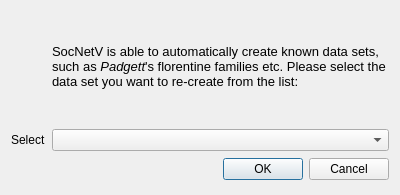
socnetv/app, file src/forms/datasetselectdialog.ui: the form before one commit.
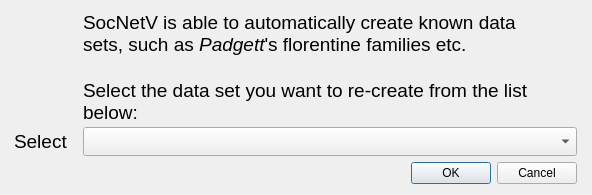
The form after the commit. Icons and pictures are not drawn.

Commit message: still crashing on change all links colors when N > 300 - Also, improved datasetselectdialog.ui in Mac OS

Diff of the .ui file:
```diff
--- a/src/forms/datasetselectdialog.ui
+++ b/src/forms/datasetselectdialog.ui
@@ -9,13 +9,13 @@
    <rect>
     <x>0</x>
     <y>0</y>
-    <width>400</width>
+    <width>592</width>
     <height>195</height>
    </rect>
   </property>
   <property name="maximumSize">
    <size>
-    <width>400</width>
+    <width>600</width>
     <height>195</height>
    </size>
   </property>
@@ -23,11 +23,11 @@
    <string>Select Data Set</string>
   </property>
   <layout class="QGridLayout" name="gridLayout">
-   <item row="0" column="0" alignment="Qt::AlignTop">
+   <item row="0" column="0">
     <widget class="QLabel" name="description_image">
      <property name="minimumSize">
       <size>
-       <width>32</width>
+       <width>60</width>
        <height>70</height>
       </size>
      </property>
@@ -50,15 +50,21 @@
    </item>
    <item row="0" column="1">
     <widget class="QLabel" name="description">
+     <property name="sizePolicy">
+      <sizepolicy hsizetype="Expanding" vsizetype="Preferred">
+       <horstretch>0</horstretch>
+       <verstretch>0</verstretch>
+      </sizepolicy>
+     </property>
      <property name="minimumSize">
       <size>
-       <width>200</width>
+       <width>450</width>
        <height>70</height>
       </size>
      </property>
      <property name="maximumSize">
       <size>
-       <width>375</width>
+       <width>0</width>
        <height>110</height>
       </size>
      </property>
@@ -66,8 +72,10 @@
       <string>&lt;!DOCTYPE HTML PUBLIC &quot;-//W3C//DTD HTML 4.0//EN&quot; &quot;http://www.w3.org/TR/REC-html40/strict.dtd&quot;&gt;
 &lt;html&gt;&lt;head&gt;&lt;meta name=&quot;qrichtext&quot; content=&quot;1&quot; /&gt;&lt;style type=&quot;text/css&quot;&gt;
 p, li { white-space: pre-wrap; }
-&lt;/style&gt;&lt;/head&gt;&lt;body style=&quot; font-family:'Ubuntu'; font-size:10pt; font-weight:400; font-style:normal;&quot;&gt;
-&lt;p style=&quot; margin-top:0px; margin-bottom:0px; margin-left:0px; margin-right:0px; -qt-block-indent:0; text-indent:0px;&quot;&gt;&lt;span style=&quot; font-family:'DejaVu Sans';&quot;&gt;SocNetV is able to automatically create known data sets, such as &lt;/span&gt;&lt;span style=&quot; font-family:'DejaVu Sans'; font-style:italic;&quot;&gt;Padgett&lt;/span&gt;&lt;span style=&quot; font-family:'DejaVu Sans';&quot;&gt;'s florentine families etc. Please select the data set you want to re-create from the list: &lt;/span&gt;&lt;/p&gt;&lt;/body&gt;&lt;/html&gt;</string>
+&lt;/style&gt;&lt;/head&gt;&lt;body style=&quot; font-family:'.Helvetica Neue DeskInterface'; font-size:13pt; font-weight:400; font-style:normal;&quot;&gt;
+&lt;p style=&quot; margin-top:0px; margin-bottom:0px; margin-left:0px; margin-right:0px; -qt-block-indent:0; text-indent:0px;&quot;&gt;&lt;span style=&quot; font-family:'DejaVu Sans'; font-size:14pt;&quot;&gt;SocNetV is able to automatically create known data sets, such as &lt;/span&gt;&lt;span style=&quot; font-family:'DejaVu Sans'; font-size:14pt; font-style:italic;&quot;&gt;Padgett&lt;/span&gt;&lt;span style=&quot; font-family:'DejaVu Sans'; font-size:14pt;&quot;&gt;'s florentine families etc. &lt;/span&gt;&lt;/p&gt;
+&lt;p style=&quot;-qt-paragraph-type:empty; margin-top:0px; margin-bottom:0px; margin-left:0px; margin-right:0px; -qt-block-indent:0; text-indent:0px; font-family:'DejaVu Sans'; font-size:14pt;&quot;&gt;&lt;br /&gt;&lt;/p&gt;
+&lt;p style=&quot; margin-top:0px; margin-bottom:0px; margin-left:0px; margin-right:0px; -qt-block-indent:0; text-indent:0px;&quot;&gt;&lt;span style=&quot; font-family:'DejaVu Sans'; font-size:14pt;&quot;&gt;Select the data set you want to re-create from the list below: &lt;/span&gt;&lt;/p&gt;&lt;/body&gt;&lt;/html&gt;</string>
      </property>
      <property name="textFormat">
       <enum>Qt::RichText</enum>
@@ -79,6 +87,11 @@
    </item>
    <item row="1" column="0">
     <widget class="QLabel" name="selectLabel">
+     <property name="font">
+      <font>
+       <pointsize>14</pointsize>
+      </font>
+     </property>
      <property name="text">
       <string>Select</string>
      </property>
@@ -91,10 +104,15 @@
      </property>
      <property name="minimumSize">
       <size>
-       <width>300</width>
+       <width>494</width>
        <height>20</height>
       </size>
      </property>
+     <property name="font">
+      <font>
+       <pointsize>14</pointsize>
+      </font>
+     </property>
      <property name="cursor">
       <cursorShape>PointingHandCursor</cursorShape>
      </property>
```
